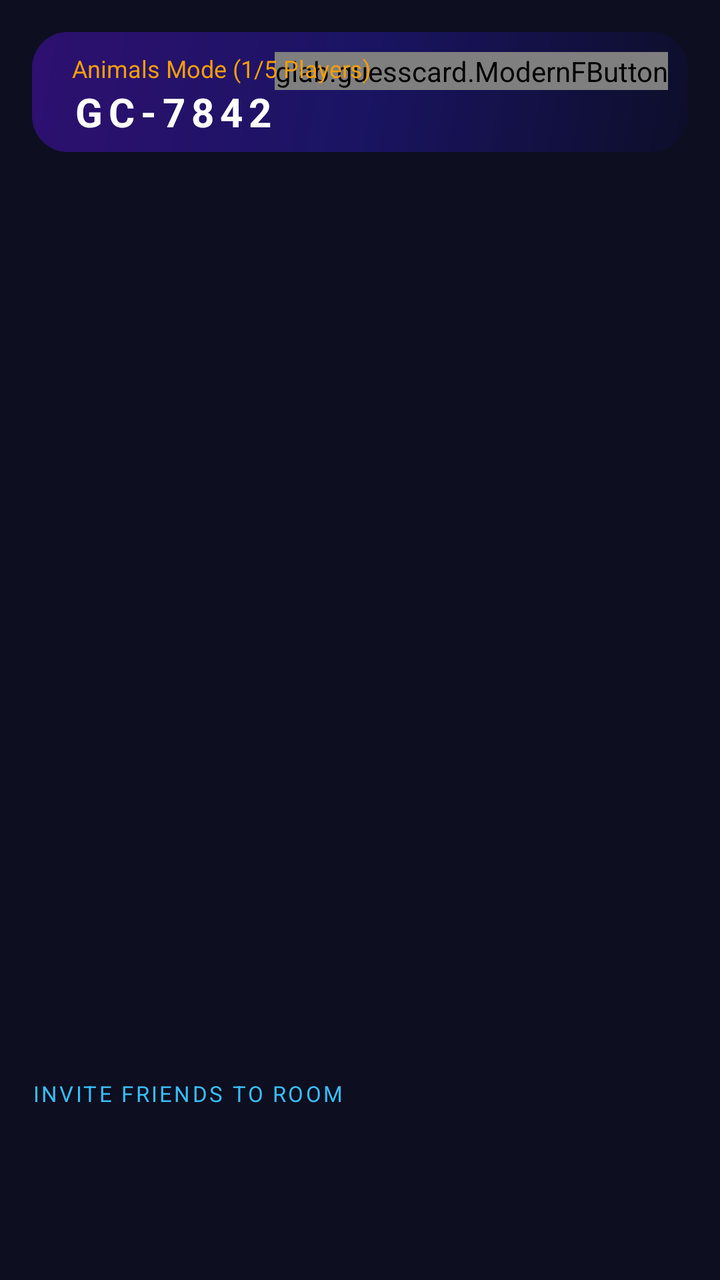
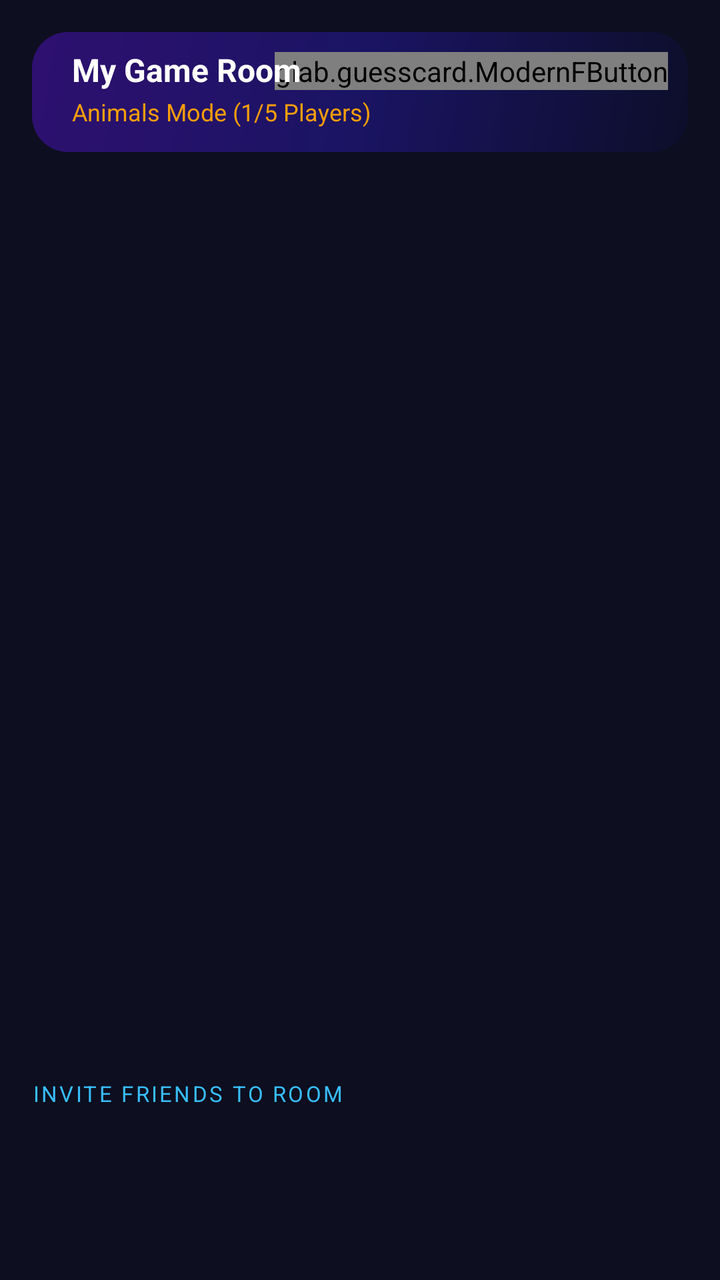

The first picture is an Android layout as it rendered before a commit; the second is the same layout after the commit. The layout source and the unified diff follow.
<!-- AndroidManifest.xml: application theme Theme.TerritoryWars -->
<!-- res/layout/activity_lobby.xml -->
<?xml version="1.0" encoding="utf-8"?>
<LinearLayout xmlns:android="http://schemas.android.com/apk/res/android"
    android:layout_width="match_parent"
    android:layout_height="match_parent"
    android:background="@color/bg_dark"
    android:orientation="vertical"
    android:padding="16dp">

    
    <FrameLayout
        android:layout_width="match_parent"
        android:layout_height="60dp"
        android:background="@drawable/gradient_hero">

        
        <glab.guesscard.ModernFButton
            android:id="@+id/leaveRoomButton"
            android:layout_width="wrap_content"
            android:layout_height="wrap_content"
            android:layout_gravity="top|end"
            android:layout_margin="10dp"
            android:text="Leave"
            android:textSize="11sp" />

        <LinearLayout
            android:layout_width="match_parent"
            android:layout_height="match_parent"
            android:gravity="center_vertical"
            android:orientation="horizontal"
            android:padding="8dp">

            <LinearLayout
                android:id="@+id/roomCodeContainer"
                android:layout_width="wrap_content"
                android:layout_height="wrap_content"
                android:gravity="center_vertical"
                android:clickable="true"
                android:focusable="true"
                android:orientation="vertical"
                android:paddingStart="12dp"
                android:paddingEnd="12dp">
                <TextView
                    android:id="@+id/roomModeText"
                    android:layout_width="wrap_content"
                    android:layout_height="wrap_content"
                    android:text="Animals Mode (1/5 Players)"
                    android:textColor="#F59E0B"
                    android:textSize="12sp"
                    android:layout_marginTop="2dp" />

                <TextView
                    android:id="@+id/roomCodeText"
                    android:layout_width="wrap_content"
                    android:layout_height="wrap_content"
                    android:text="GC-7842"
                    android:textColor="#FFFFFF"
                    android:textSize="20sp"
                    android:textStyle="bold"
                    android:letterSpacing="0.15" />

            </LinearLayout>

        </LinearLayout>
    </FrameLayout>

    
    <androidx.recyclerview.widget.RecyclerView
        android:id="@+id/playersList"
        android:layout_width="match_parent"
        android:layout_height="0dp"
        android:layout_weight="1"
        android:layout_marginTop="12dp"
        android:layout_marginBottom="8dp" />

    
    <TextView
        android:id="@+id/tvInviteFriendsHeader"
        android:layout_width="match_parent"
        android:layout_height="wrap_content"
        android:text="INVITE FRIENDS TO ROOM"
        android:textColor="#38BDF8"
        android:textSize="11sp"
        android:textAllCaps="true"
        android:letterSpacing="0.1"
        android:layout_marginBottom="4dp" />

    <androidx.recyclerview.widget.RecyclerView
        android:id="@+id/rvInviteFriends"
        android:layout_width="match_parent"
        android:layout_height="56dp"
        android:scrollbars="none"
        android:layout_marginBottom="10dp" />

    
    <LinearLayout
        android:layout_width="match_parent"
        android:layout_height="wrap_content"
        android:orientation="horizontal">

        <glab.guesscard.ModernFButton
            android:id="@+id/readyButton"
            android:layout_width="0dp"
            android:layout_height="52dp"
            android:layout_weight="1"
            android:layout_marginEnd="6dp"
            android:text="I'm Ready"
            android:visibility="gone" />

        <glab.guesscard.ModernFButton
            android:id="@+id/btnStartMatch"
            android:layout_width="0dp"
            android:layout_height="52dp"
            android:layout_weight="1"
            android:layout_marginStart="6dp"
            android:text="START MATCH"
            android:visibility="gone" />

    </LinearLayout>

</LinearLayout>
<!-- resources referenced by this layout -->
<resources>
  <color name="bg_dark">#0D0E1F</color>
  <!-- drawable gradient_hero (drawable) -->
  <?xml version="1.0" encoding="utf-8"?>
  <shape xmlns:android="http://schemas.android.com/apk/res/android"
      android:shape="rectangle">
      <gradient
          android:type="linear"
          android:angle="135"
          android:startColor="#0D0E2A"
          android:centerColor="#1A1463"
          android:endColor="#2E1070" />
      <corners android:radius="18dp"/>
  </shape>
  <style name="Theme.TerritoryWars" parent="Theme.Material3.DayNight.NoActionBar">
          
          <item name="colorPrimary">@color/purple_500</item>
          <item name="colorPrimaryVariant">@color/purple_700</item>
          <item name="colorOnPrimary">@color/white</item>
          
          <item name="colorSecondary">@color/teal_200</item>
          <item name="colorSecondaryVariant">@color/teal_700</item>
          <item name="colorOnSecondary">@color/black</item>
          
          <item name="android:statusBarColor">@android:color/transparent</item>
          <item name="android:navigationBarColor">@android:color/transparent</item>
          <item name="android:windowDrawsSystemBarBackgrounds">true</item>
      </style>
  <color name="purple_500">#FF6200EE</color>
  <color name="purple_700">#FF3700B3</color>
  <color name="white">#FFFFFFFF</color>
  <color name="teal_200">#FF03DAC5</color>
  <color name="teal_700">#FF018786</color>
  <color name="black">#FF000000</color>
</resources>

<!-- the commit's change to res/layout/activity_lobby.xml (unified diff, before → after) -->
@@ -39,6 +39,17 @@
                 android:orientation="vertical"
                 android:paddingStart="12dp"
                 android:paddingEnd="12dp">
+                <TextView
+                    android:id="@+id/roomNameText"
+                    android:layout_width="wrap_content"
+                    android:layout_height="wrap_content"
+                    android:text="My Game Room"
+                    android:textColor="#FFFFFF"
+                    android:textSize="16sp"
+                    android:textStyle="bold"
+                    android:maxLines="1"
+                    android:ellipsize="end" />
+
                 <TextView
                     android:id="@+id/roomModeText"
                     android:layout_width="wrap_content"
